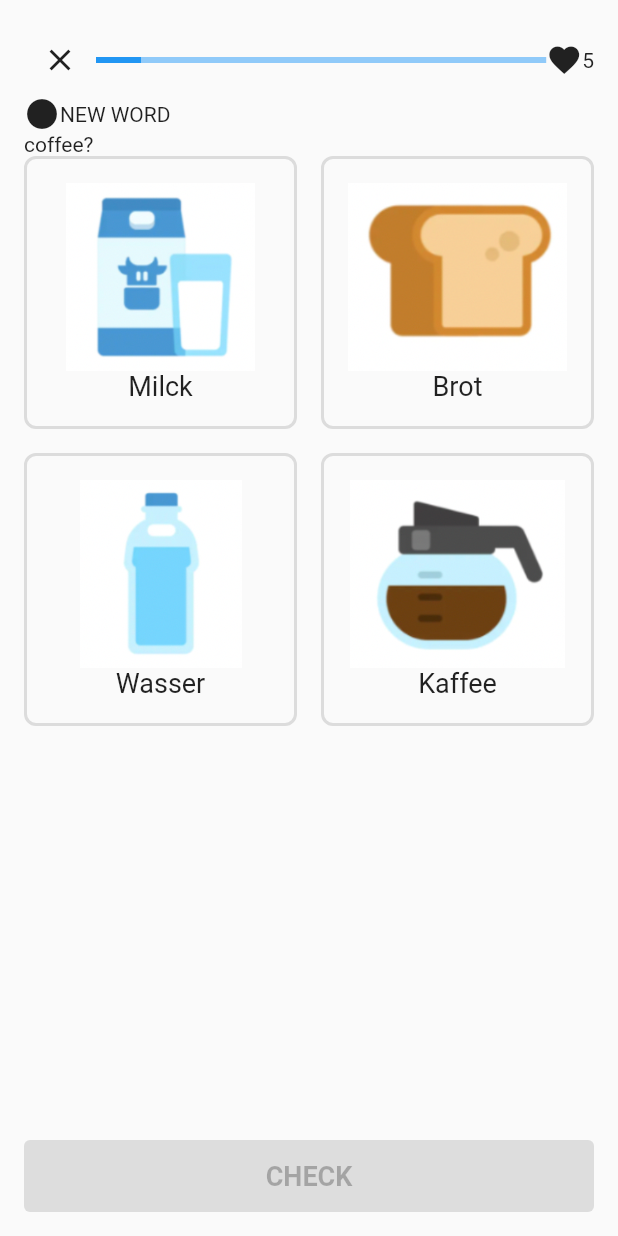
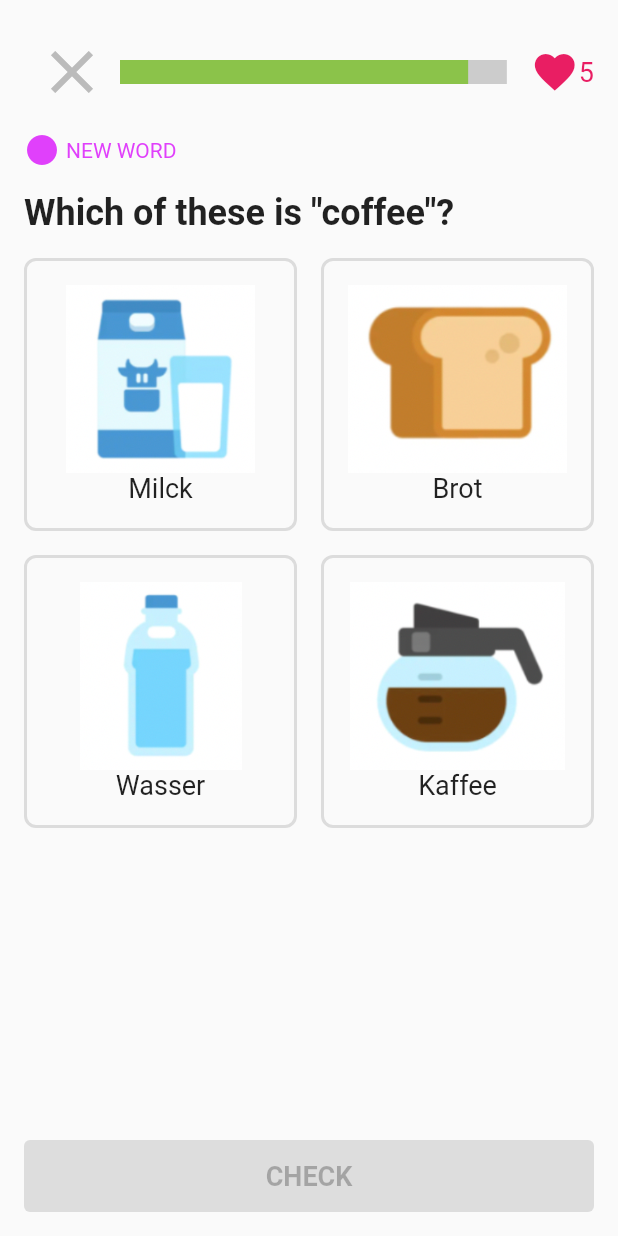
Before and after one commit to KobayashiYoh/weekly_trace_challenge, a Flutter app: the UI20221124Page screen opened directly, on a phone screen of 412 x 824 dp. Run offline on Flutter 3.47's test engine with Material 2 defaults, Android fonts, the light colour scheme and no system bars.

Commit message:
画面上部のUIを修正

```diff
--- a/lib/ui_20221124/ui_20221124_page.dart
+++ b/lib/ui_20221124/ui_20221124_page.dart
@@ -41,29 +41,63 @@ class UI20221124Page extends StatelessWidget {
                 children: [
                   IconButton(
                     onPressed: () {},
+                    iconSize: 48.0,
+                    color: const Color(0xFFBBBBBB),
                     icon: const Icon(
                       Icons.close,
                     ),
                   ),
                   const Expanded(
                     child: LinearProgressIndicator(
-                      value: 0.1,
+                      backgroundColor: Color(0xFFCCCCCC),
+                      color: Colors.lightGreen,
+                      value: 0.9,
+                      minHeight: 16.0,
                     ),
                   ),
-                  const Icon(Icons.favorite),
-                  const Text('5'),
+                  const SizedBox(width: 16.0),
+                  const Icon(
+                    Icons.favorite,
+                    color: Colors.pink,
+                    size: 32.0,
+                  ),
+                  const Text(
+                    '5',
+                    style: TextStyle(
+                      color: Colors.pink,
+                      fontSize: 18.0,
+                    ),
+                  ),
                 ],
               ),
+              const SizedBox(height: 8.0),
               Row(
                 children: const [
-                  Icon(Icons.circle),
-                  Text('NEW WORD'),
+                  Icon(
+                    Icons.circle,
+                    color: Colors.purpleAccent,
+                  ),
+                  SizedBox(width: 4.0),
+                  Text(
+                    'NEW WORD',
+                    style: TextStyle(
+                      color: Colors.purpleAccent,
+                    ),
+                  ),
                 ],
               ),
+              const SizedBox(height: 16.0),
               Container(
                 alignment: Alignment.centerLeft,
-                child: const Text('coffee?'),
+                child: const Text(
+                  'Which of these is "coffee"?',
+                  style: TextStyle(
+                    fontSize: 24.0,
+                    fontWeight: FontWeight.bold,
+                  ),
+                ),
               ),
+              const SizedBox(height: 16.0),
               Expanded(
                 child: GridView.count(
                   crossAxisCount: 2,
```
